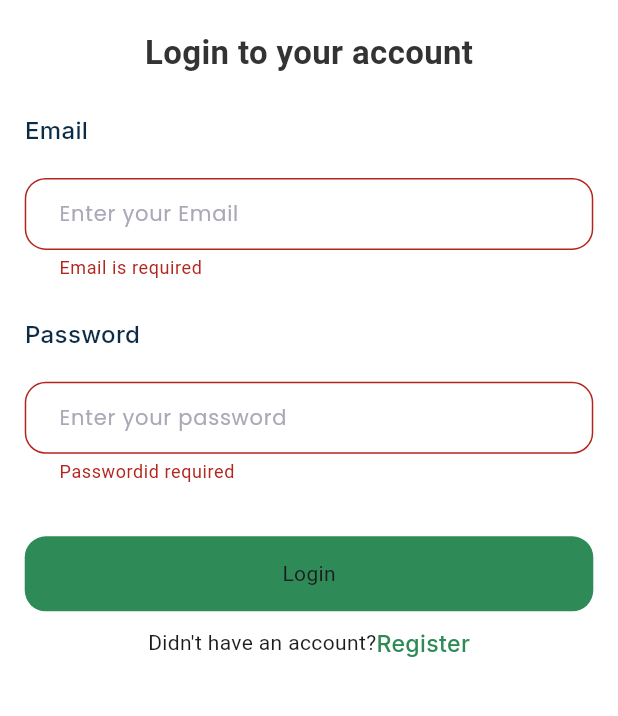
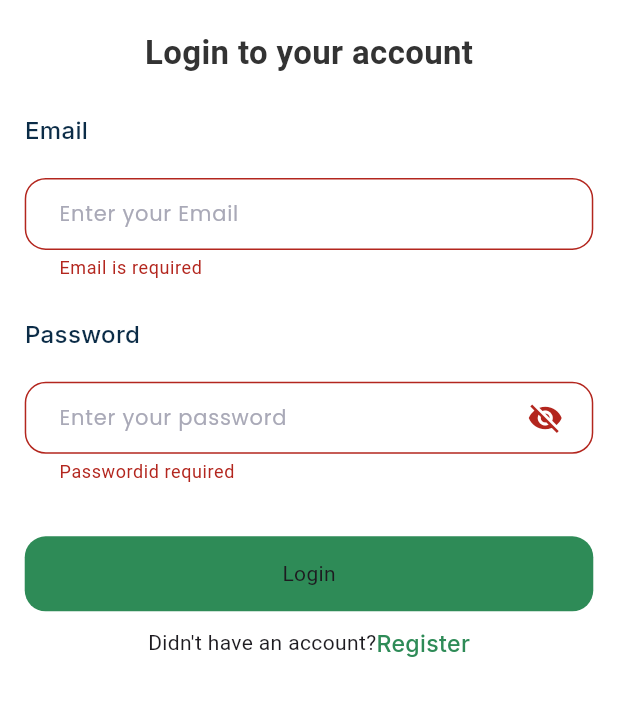
Before and after one commit to Hassanat-t/newhms, a Flutter app: the screen it shows after launch, after a tap on "Login", on a phone screen of 412 x 824 dp, the part 405-1121 px from its top. Run offline on Flutter 3.47's test engine with Material 3 defaults, Android fonts, the phone set to English and light mode, and no system bars; our stand-ins replace cloud_firestore, firebase_auth, firebase_core, flutter_screenutil, flutter_svg, google_fonts; accounts and stored records are empty.

Commit message:
A toggled input form

```diff
--- a/lib/features/auth/screens/login_screen.dart
+++ b/lib/features/auth/screens/login_screen.dart
@@ -35,6 +35,7 @@
   TextEditingController password = TextEditingController();
 
   bool _isLoggingIn = false;
+  bool _obscurePassword = true;
 
   Future<void> loginUser() async {
     if (_formKey.currentState!.validate()) {
@@ -55,7 +56,7 @@
           // Get user role from Firestore
           DocumentSnapshot userDoc = await FirebaseFirestore.instance
               .collection('users')
-              .doc(user.uid)
+              .doc(user.uid.trim())
               .get();
 
           if (userDoc.exists) {
@@ -74,13 +75,9 @@
             password.clear();
 
             // Navigate with role
-            Navigator.pushReplacement(
-              context,
-              MaterialPageRoute(
-                builder: (context) => HomeScreen(),
-              ),
-            );
+            Navigator.pop(context);
           } else {
+            FirebaseAuth.instance.signOut();
             ScaffoldMessenger.of(context).showSnackBar(
               SnackBar(content: Text("User record not found in Firestore")),
             );
@@ -171,10 +168,20 @@
                   heightSpacer(15),
                   CustomTextField(
                     controller: password,
-                    obscureText: true,
+                    obscureText: _obscurePassword,
                     enabledBorder: OutlineInputBorder(
                       borderSide: BorderSide(color: Color(0xffd1d8ff)),
                       borderRadius: BorderRadius.circular(14),
+                    ),
+                    suffixIcon: IconButton(
+                      icon: Icon(
+                        _obscurePassword ? Icons.visibility_off : Icons.visibility,
+                      ),
+                      onPressed: () {
+                        setState(() {
+                          _obscurePassword = !_obscurePassword;
+                        });
+                      },
                     ),
                     inputHint: "Enter your password ",
                     validator: (value) {
```
